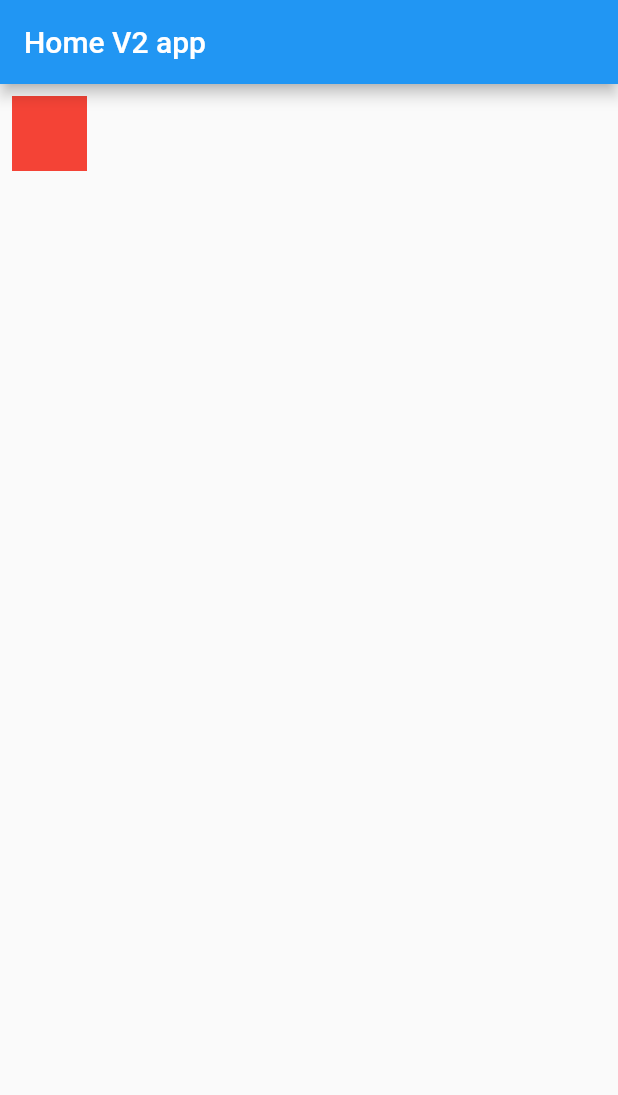
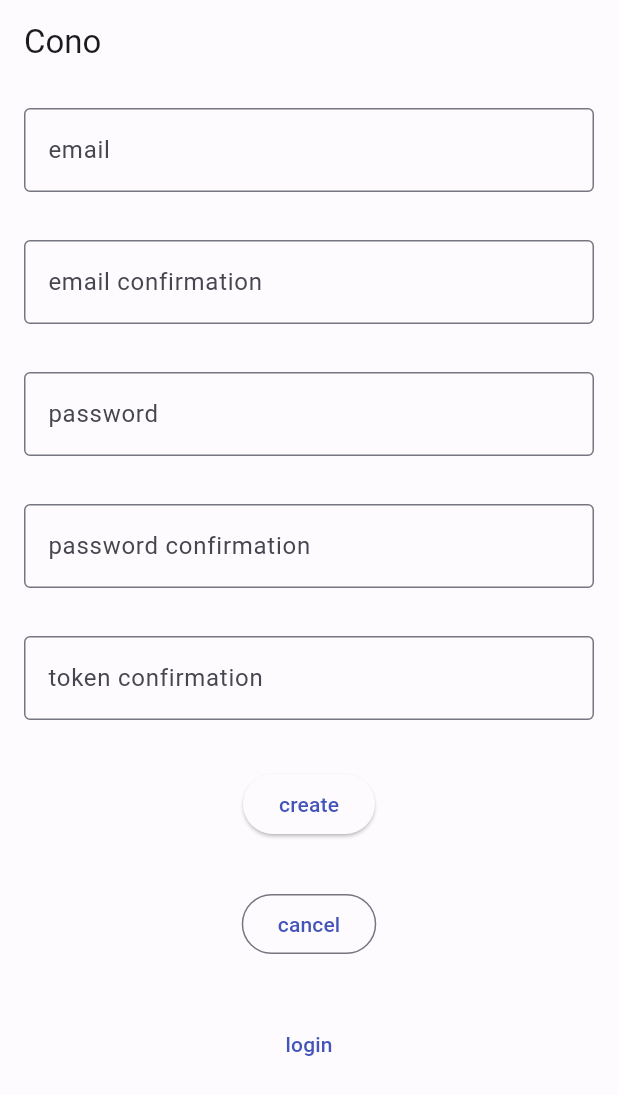
Before and after one commit to srolemberg/cono, a Flutter app: the screen it shows after launch, on a phone screen of 412 x 824 dp. Shown: the top 1095 px of the screen. Run offline on Flutter 3.47's test engine with Material 2 defaults, Android fonts, the phone set to English and light mode, and no system bars; our stand-ins replace firebase_auth, firebase_core, url_strategy; accounts and stored records are empty.

Commit message:
material 3 and firebase added

```diff
--- a/lib/main.dart
+++ b/lib/main.dart
@@ -1,8 +1,21 @@
 import "package:cono/my_app.dart";
+import "package:firebase_core/firebase_core.dart";
 import "package:flutter/material.dart";
 import "package:url_strategy/url_strategy.dart";
 
-void main() {
+void main() async {
   setPathUrlStrategy();
+  WidgetsFlutterBinding.ensureInitialized();
+  await Firebase.initializeApp(
+    options: const FirebaseOptions(
+      apiKey: "AIzaSyDS3yr--lAVKeHltlzrh0LGVi7GwZOTElo",
+      authDomain: "cono-04-82b36.firebaseapp.com",
+      projectId: "cono-04-82b36",
+      storageBucket: "cono-04-82b36.appspot.com",
+      messagingSenderId: "585681117416",
+      appId: "1:585681117416:web:c81aa0fe2e79e4947ba95d",
+      measurementId: "G-6V182898V7",
+    ),
+  );
   runApp(const MyApp());
 }
--- a/lib/my_app.dart
+++ b/lib/my_app.dart
@@ -1,4 +1,5 @@
-import "package:cono/home/home_v2_page.dart";
+import "package:cono/color_schemes.g.dart";
+import "package:cono/public/login/new/public_login_new_page.dart";
 import "package:flutter/material.dart";
 
 class MyApp extends StatelessWidget {
@@ -8,8 +9,13 @@ class MyApp extends StatelessWidget {
   Widget build(BuildContext context) => MaterialApp(
         title: "Cono Demo",
         theme: ThemeData(
-          primarySwatch: Colors.blue,
+          useMaterial3: true,
+          colorScheme: lightColorScheme,
         ),
-        home: const HomeV2Page(),
+        darkTheme: ThemeData(
+          useMaterial3: true,
+          colorScheme: darkColorScheme,
+        ),
+        home: const PublicLoginNewPage(),
       );
 }
--- /dev/null
+++ b/lib/public/login/new/public_login_new_page.dart
@@ -0,0 +1,107 @@
+import "package:flutter/material.dart";
+
+class PublicLoginNewPage extends StatefulWidget {
+  const PublicLoginNewPage({Key? key}) : super(key: key);
+
+  @override
+  State<PublicLoginNewPage> createState() => _PublicLoginNewPageState();
+}
+
+class _PublicLoginNewPageState extends State<PublicLoginNewPage> {
+  @override
+  Widget build(BuildContext context) => Scaffold(
+        appBar: AppBar(
+          title: const Text("Cono"),
+        ),
+        body: LayoutBuilder(
+          builder: (BuildContext context, BoxConstraints viewportConstraints) =>
+              SingleChildScrollView(
+            child: ConstrainedBox(
+              constraints: BoxConstraints(
+                minHeight: viewportConstraints.maxHeight,
+              ),
+              child: IntrinsicHeight(
+                child: Column(
+                  children: <Widget>[
+                    Container(
+                      margin: const EdgeInsets.all(16),
+                      child: const TextField(
+                        decoration: InputDecoration(
+                          border: OutlineInputBorder(),
+                          label: Text("email"),
+                        ),
+                      ),
+                    ),
+                    Container(
+                      margin: const EdgeInsets.all(16),
+                      child: const TextField(
+                        decoration: InputDecoration(
+                          border: OutlineInputBorder(),
+                          label: Text("email confirmation"),
+                        ),
+                      ),
+                    ),
+                    Container(
+                      margin: const EdgeInsets.all(16),
+                      child: const TextField(
+                        obscureText: true,
+                        decoration: InputDecoration(
+                          border: OutlineInputBorder(),
+                          label: Text("password"),
+                        ),
+                      ),
+                    ),
+                    Container(
+                      margin: const EdgeInsets.all(16),
+                      child: const TextField(
+                        obscureText: true,
+                        decoration: InputDecoration(
+                          label: Text("password confirmation"),
+                          border: OutlineInputBorder(),
+                        ),
+                      ),
+                    ),
+                    Container(
+                      margin: const EdgeInsets.all(16),
+                      child: const TextField(
+                        decoration: InputDecoration(
+                          border: OutlineInputBorder(),
+                          label: Text("token confirmation"),
+                        ),
+                      ),
+                    ),
+                    Expanded(
+                      child: Column(
+                        children: [
+                          Container(
+                            margin: const EdgeInsets.all(16),
+                            child: ElevatedButton(
+                              onPressed: () {},
+                              child: const Text("create"),
+                            ),
+                          ),
+                          Container(
+                            margin: const EdgeInsets.all(16),
+                            child: OutlinedButton(
+                              onPressed: () {},
+                              child: const Text("cancel"),
+                            ),
+                          ),
+                          Container(
+                            margin: const EdgeInsets.all(16),
+                            child: TextButton(
+                              onPressed: () {},
+                              child: const Text("login"),
+                            ),
+                          ),
+                        ],
+                      ),
+                    ),
+                  ],
+                ),
+              ),
+            ),
+          ),
+        ),
+      );
+}
--- a/pubspec.yaml
+++ b/pubspec.yaml
@@ -13,6 +13,8 @@ dependencies:
     sdk: flutter
   cupertino_icons: ^1.0.5
   url_strategy: ^0.2.0
+  firebase_auth: ^3.9.0
+  firebase_core: ^1.22.0
 
 dev_dependencies:
   flutter_test:
```
Also changed, not shown: lib/home/home_login.dart (added, +55 -0 lines), lib/public/login/public_login_page.dart (added, +81 -0 lines), lib/color_schemes.g.dart (added).
